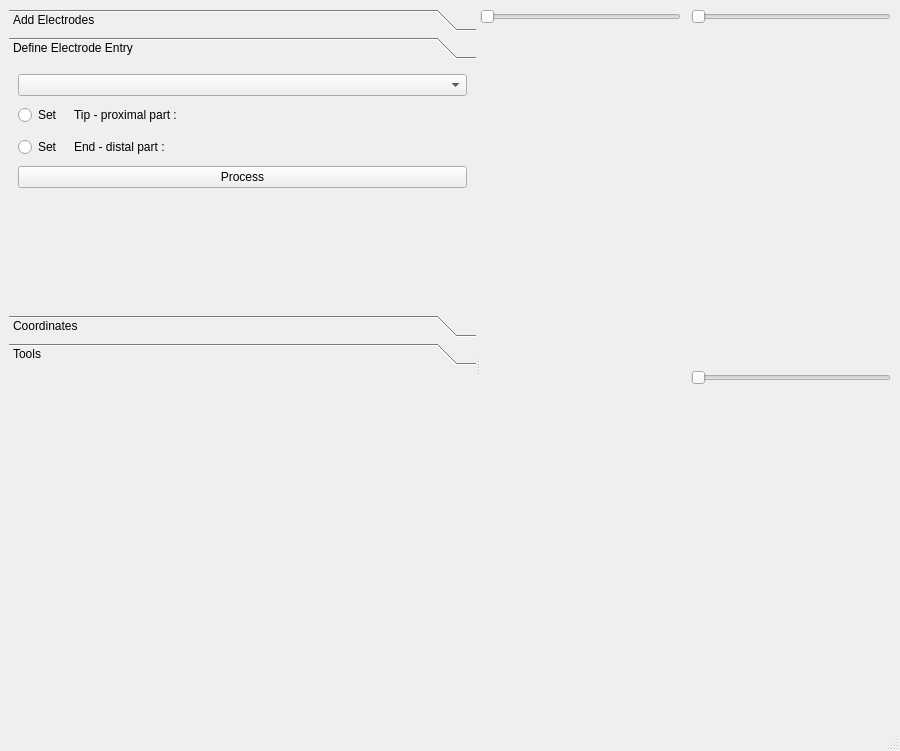
Qt form ciclone/forms/ImagesViewer.ui (NeuroTech-Platform/CiCLONE) before a commit.
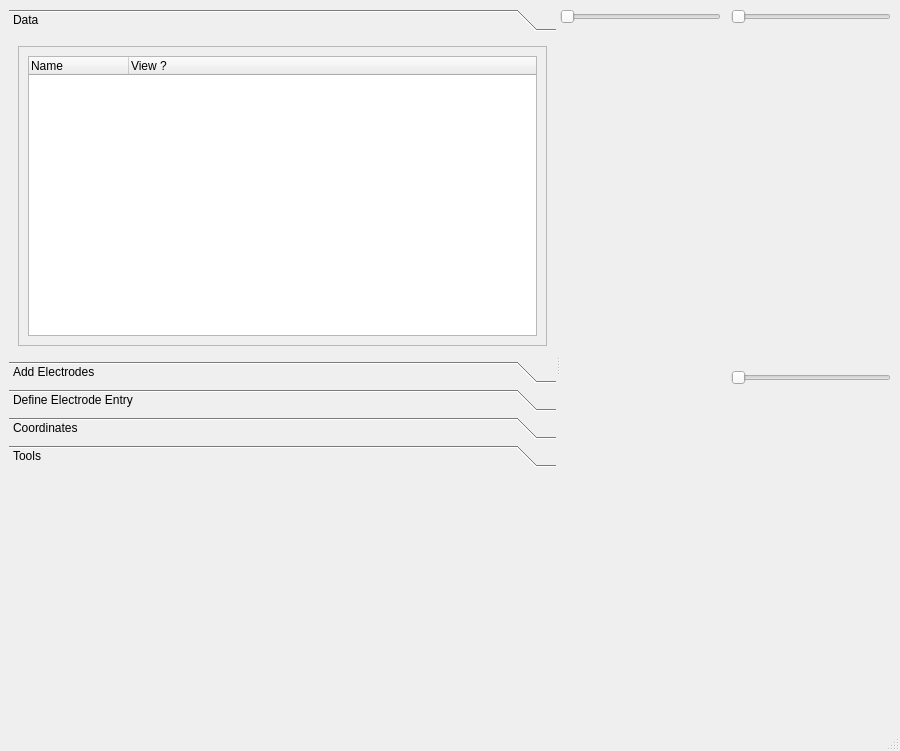
The same form after that commit. Custom widgets are drawn as their Qt base class.

Commit message: Multi image management

Patch:
```diff
--- a/ciclone/forms/ImagesViewer.ui
+++ b/ciclone/forms/ImagesViewer.ui
@@ -34,8 +34,66 @@
            </sizepolicy>
           </property>
           <property name="currentIndex">
-           <number>1</number>
+           <number>0</number>
           </property>
+          <widget class="QWidget" name="page_4">
+           <attribute name="label">
+            <string>Data</string>
+           </attribute>
+           <layout class="QGridLayout" name="gridLayout_4">
+            <item row="0" column="0">
+             <widget class="QScrollArea" name="treeScrollArea_2">
+              <property name="sizePolicy">
+               <sizepolicy hsizetype="Preferred" vsizetype="Expanding">
+                <horstretch>0</horstretch>
+                <verstretch>1</verstretch>
+               </sizepolicy>
+              </property>
+              <property name="minimumSize">
+               <size>
+                <width>0</width>
+                <height>300</height>
+               </size>
+              </property>
+              <property name="widgetResizable">
+               <bool>true</bool>
+              </property>
+              <widget class="QWidget" name="scrollAreaWidgetContents_2">
+               <property name="geometry">
+                <rect>
+                 <x>0</x>
+                 <y>0</y>
+                 <width>440</width>
+                 <height>298</height>
+                </rect>
+               </property>
+               <layout class="QVBoxLayout" name="scrollLayout_2">
+                <item>
+                 <widget class="QTreeWidget" name="DataTreeWidget">
+                  <property name="sizePolicy">
+                   <sizepolicy hsizetype="Preferred" vsizetype="Expanding">
+                    <horstretch>0</horstretch>
+                    <verstretch>1</verstretch>
+                   </sizepolicy>
+                  </property>
+                  <column>
+                   <property name="text">
+                    <string>Name</string>
+                   </property>
+                  </column>
+                  <column>
+                   <property name="text">
+                    <string>View ? </string>
+                   </property>
+                  </column>
+                 </widget>
+                </item>
+               </layout>
+              </widget>
+             </widget>
+            </item>
+           </layout>
+          </widget>
           <widget class="QWidget" name="page_5">
            <property name="geometry">
             <rect>
```
Left out of the diff: 8 changed lines with no effect on the pictures. The commit also changes 4 other files.
